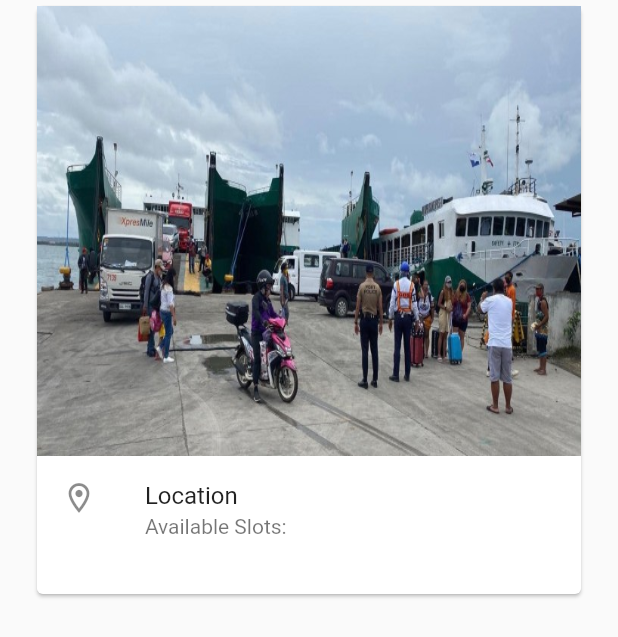
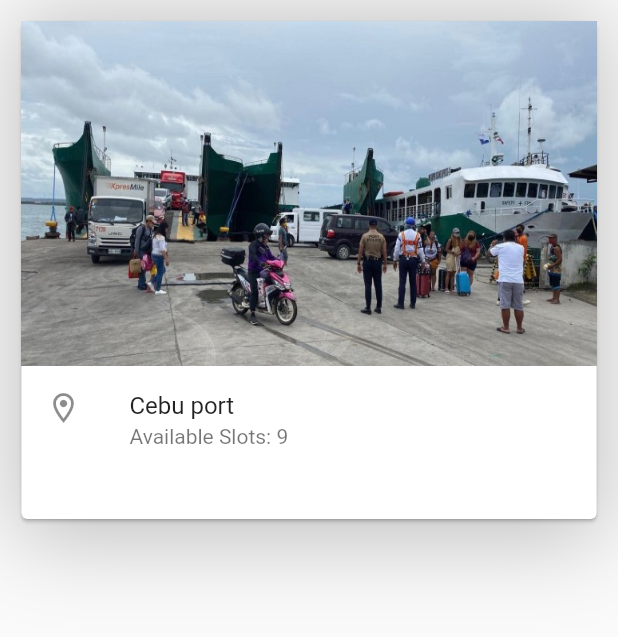
Before and after one commit to Maurice248/ParkToGo, a Flutter app: the CustomLocationCard screen opened directly, on a phone screen of 412 x 824 dp. Shown: the top 637 px of the screen. Run offline on Flutter 3.47's test engine with Material 2 defaults, Android fonts, the phone set to English and light mode, and no system bars.

Commit message:
card update

```diff
--- a/lib/Screens/HomeScreen.dart
+++ b/lib/Screens/HomeScreen.dart
@@ -60,7 +60,7 @@ class _HomeState extends State<Home> {
       ),
       body: CustomLocationCard(
         count: 9,
-        place: "port",
+        place: "Cebu port",
         img: 'img/cebu-port.jpeg',
       ),
     );
--- a/lib/Screens/UI/CustomLocationCard.dart
+++ b/lib/Screens/UI/CustomLocationCard.dart
@@ -7,7 +7,7 @@ class CustomLocationCard extends StatelessWidget {
   final String place;
   final String img;
 
-  CustomLocationCard(
+  const CustomLocationCard(
       {required this.place, required this.count, required this.img});
 
   @override
@@ -21,9 +21,22 @@ class CustomLocationCard extends StatelessWidget {
               children: <Widget>[
                 // ignore: sized_box_for_whitespace
                 Container(
-                  // padding: EdgeInsets.fromLTRB(10, 10, 10, 0),
-                  height: 400,
-                  width: MediaQuery.of(context).size.width * 0.9,
+                  padding: EdgeInsets.only(top: 10),
+                  decoration: BoxDecoration(
+                    borderRadius: BorderRadius.only(
+                      bottomLeft: Radius.circular(10),
+                      bottomRight: Radius.circular(10),
+                    ),
+                    boxShadow: [
+                      BoxShadow(
+                        offset: Offset(0, 10),
+                        blurRadius: 50,
+                        color: Colors.black.withOpacity(0.23),
+                      ),
+                    ],
+                  ),
+                  height: 350,
+                  width: MediaQuery.of(context).size.width * 0.95,
                   child: Card(
                     child: InkWell(
                       splashColor: Colors.blue.withAlpha(30),
@@ -32,17 +45,16 @@ class CustomLocationCard extends StatelessWidget {
                       },
                       child: Column(children: <Widget>[
                         Container(
-                          height: 300,
-                          decoration: const BoxDecoration(
+                          height: 230,
+                          decoration: BoxDecoration(
                             image: DecorationImage(
-                                image: AssetImage("img/cebu-port.jpeg"),
-                                fit: BoxFit.fill),
+                                image: AssetImage(img), fit: BoxFit.fill),
                           ),
                         ),
-                        const ListTile(
+                        ListTile(
                           leading: Icon(Icons.location_on_outlined),
-                          title: Text("Location"),
-                          subtitle: Text('Available Slots: '),
+                          title: Text(place),
+                          subtitle: Text('Available Slots: $count'),
                         ),
                       ]),
                     ),
```
